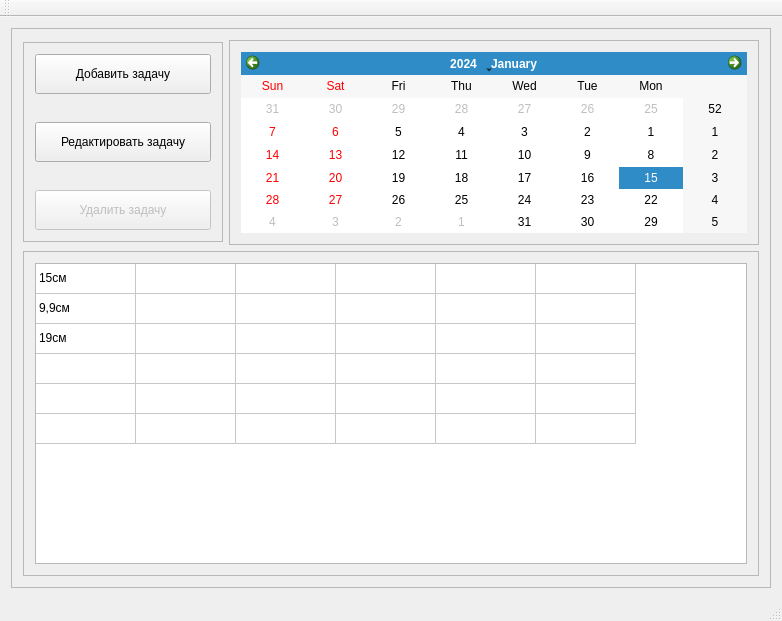
Old version of the form src/mainwindow.ui in the repository Gentser/Keknaizer.
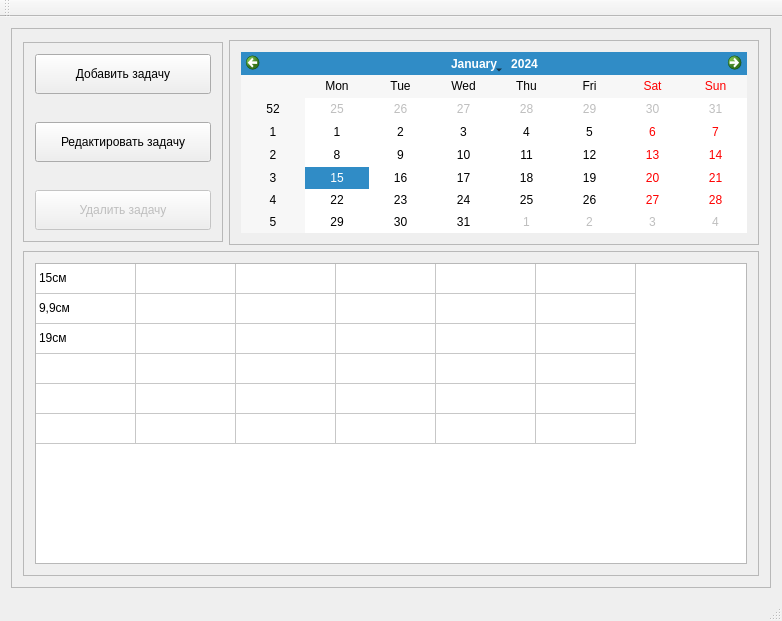
New version of the form.

```diff
--- a/src/mainwindow.ui
+++ b/src/mainwindow.ui
@@ -168,6 +168,9 @@
                 <height>1241241</height>
                </size>
               </property>
+              <property name="layoutDirection">
+               <enum>Qt::LeftToRight</enum>
+              </property>
              </widget>
             </item>
            </layout>
```
